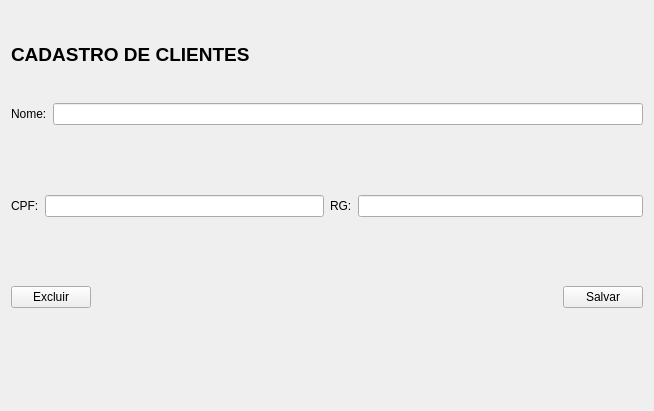
First picture: the form in ui/ui_clientes.ui, repository adaiasreis/Projeto-MatCon, before the edit.
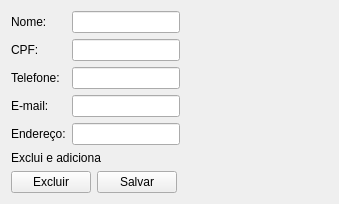
Second picture: the form after the edit.

Diff of the .ui file:
```diff
--- a/ui/ui_clientes.ui
+++ b/ui/ui_clientes.ui
@@ -6,35 +6,18 @@
    <rect>
     <x>0</x>
     <y>0</y>
-    <width>654</width>
-    <height>411</height>
+    <width>339</width>
+    <height>170</height>
    </rect>
   </property>
   <property name="windowTitle">
    <string>Form</string>
   </property>
-  <layout class="QVBoxLayout" name="verticalLayout">
-   <item>
-    <widget class="QLabel" name="label">
-     <property name="font">
-      <font>
-       <pointsize>14</pointsize>
-       <weight>75</weight>
-       <bold>true</bold>
-      </font>
-     </property>
-     <property name="cursor">
-      <cursorShape>ArrowCursor</cursorShape>
-     </property>
-     <property name="text">
-      <string>CADASTRO DE CLIENTES</string>
-     </property>
-    </widget>
-   </item>
-   <item>
     <layout class="QFormLayout" name="formLayout_2">
      <item row="0" column="0">
-      <widget class="QLabel" name="label_2">
+    <layout class="QFormLayout" name="formLayout">
+     <item row="0" column="0">
+      <widget class="QLabel" name="nomeLabel">
        <property name="text">
         <string>Nome:</string>
        </property>
@@ -43,41 +26,56 @@
      <item row="0" column="1">
       <widget class="QLineEdit" name="nome"/>
      </item>
-    </layout>
-   </item>
-   <item>
-    <layout class="QHBoxLayout" name="horizontalLayout_2">
-     <item>
-      <layout class="QFormLayout" name="formLayout_3">
-       <item row="0" column="0">
-        <widget class="QLabel" name="label_4">
+     <item row="2" column="0">
+      <widget class="QLabel" name="cpfLabel">
          <property name="text">
           <string>CPF:</string>
          </property>
         </widget>
        </item>
-       <item row="0" column="1">
+     <item row="2" column="1">
         <widget class="QLineEdit" name="cpf"/>
        </item>
-      </layout>
+     <item row="4" column="0">
+      <widget class="QLabel" name="telefoneLabel">
+       <property name="text">
+        <string>Telefone:</string>
+       </property>
+      </widget>
      </item>
-     <item>
-      <layout class="QFormLayout" name="formLayout">
-       <item row="0" column="0">
-        <widget class="QLabel" name="label_3">
+     <item row="4" column="1">
+      <widget class="QLineEdit" name="telefone"/>
+     </item>
+     <item row="5" column="0">
+      <widget class="QLabel" name="emailLabel">
          <property name="text">
-          <string>RG:</string>
+        <string>E-mail:</string>
          </property>
         </widget>
        </item>
-       <item row="0" column="1">
-        <widget class="QLineEdit" name="rg"/>
-       </item>
-      </layout>
+     <item row="5" column="1">
+      <widget class="QLineEdit" name="email"/>
+     </item>
+     <item row="6" column="0">
+      <widget class="QLabel" name="enderecoLabel">
+       <property name="text">
+        <string>Endereço:</string>
+       </property>
+      </widget>
      </item>
+     <item row="6" column="1">
+      <widget class="QLineEdit" name="endereco"/>
+     </item>
     </layout>
    </item>
-   <item>
+   <item row="1" column="0">
+    <widget class="QLabel" name="informe">
+     <property name="text">
+      <string>Exclui e adiciona</string>
+     </property>
+    </widget>
+   </item>
+   <item row="2" column="0">
     <layout class="QHBoxLayout" name="horizontalLayout">
      <item>
       <widget class="QPushButton" name="b_excluir">
@@ -86,19 +84,6 @@
        </property>
       </widget>
      </item>
-     <item>
-      <spacer name="horizontalSpacer">
-       <property name="orientation">
-        <enum>Qt::Horizontal</enum>
-       </property>
-       <property name="sizeHint" stdset="0">
-        <size>
-         <width>40</width>
-         <height>20</height>
-        </size>
-       </property>
-      </spacer>
-     </item>
      <item>
       <widget class="QPushButton" name="b_salvar">
        <property name="text">
@@ -108,13 +93,6 @@
      </item>
     </layout>
    </item>
-   <item>
-    <widget class="QLabel" name="informe">
-     <property name="text">
-      <string/>
-     </property>
-    </widget>
-   </item>
   </layout>
  </widget>
  <resources/>
```
Lines whose indentation alone changed are shown as unchanged.
